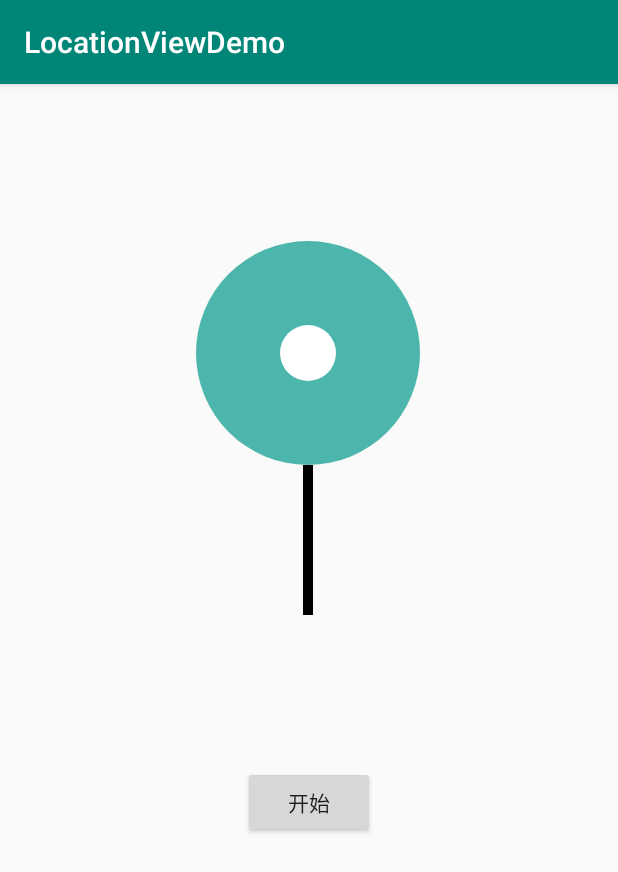
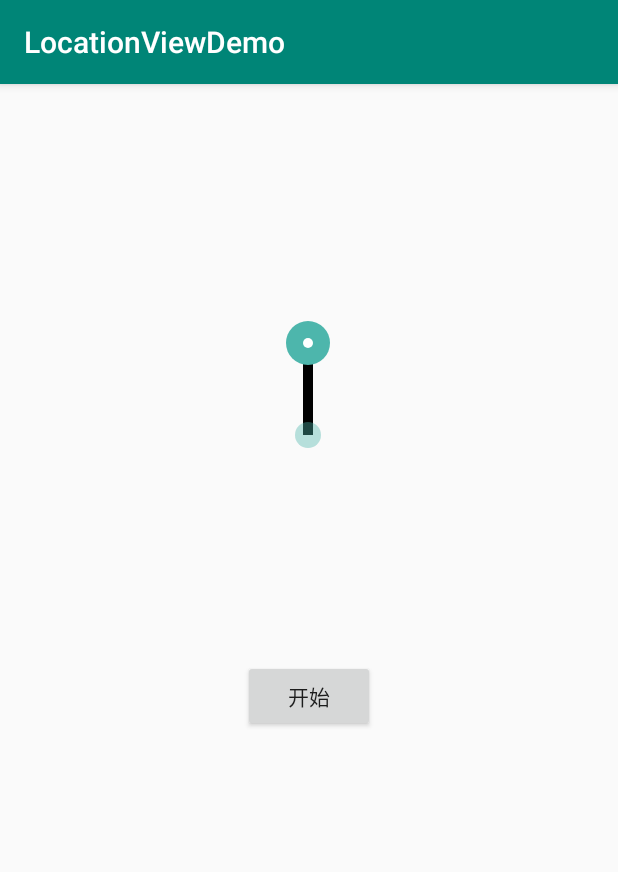
Before and after one commit to shiqizhenyes/LocationViewDemo, an Android app: the screen it shows after launch (MainActivity), after a tap on "开始", on a phone screen of 412 x 824 dp. Shown: the top 872 px of the screen. Run offline under Robolectric (Android 15) with nearby library versions, the phone set to English and light mode, and no system bars.

Commit message:
重构测量方法，添加水波纹控制属性，添加动画风格属性，添加注释

```diff
--- a/app/src/main/java/me/nice/locationviewdemo/LocationView.java
+++ b/app/src/main/java/me/nice/locationviewdemo/LocationView.java
@@ -23,19 +23,23 @@ public class LocationView extends View {
     private int outColor;
     private int insideColor;
     private int lineColor;
-    private int during;
+    private int jumpStyle;
+    private int zoomStyle;
     private int DEFAULT_DURING = 1000;
+    private boolean waterWave = true;
+
     private Paint outPaint;
     private Paint insidePaint;
     private Paint linePaint;
     private Paint wavePaint;
     private int outRadius;
-    private int circleHeigh;
     private int inSideRadius;
     private int waveRadius = 100;
     private int centerX;
     private int centerY;
     private int lineHeight = 150;
+
+    private final double goldenSection = 0.618;
 
 
     public LocationView(Context context) {
@@ -74,17 +78,28 @@ public class LocationView extends View {
                             .requireNonNull(typedArray.getColorStateList(i))
                             .getColorForState(getDrawableState(), 0);
                     break;
-                case R.styleable.LocationView_during:
-                    during = typedArray.getInt(i, DEFAULT_DURING);
+
+                case R.styleable.LocationView_waterWave:
+                    waterWave = typedArray.getBoolean(i, waterWave);
+                    break;
+                case R.styleable.LocationView_jumpStyle:
+                    jumpStyle = typedArray.getInt(i, context.getResources().getInteger(R.integer.DIDI));
+                    break;
+
+                case R.styleable.LocationView_zoomStyle:
+                    zoomStyle = typedArray.getInt(i, context.getResources().getInteger(R.integer.MO_BAI));
+                    break;
+                default:
                     break;
             }
-
         }
-
         initPaint();
     }
 
 
+    /**
+     * 初始化画笔
+     */
     private void initPaint() {
         outPaint = new Paint();
         insidePaint = new Paint();
@@ -102,101 +117,118 @@ public class LocationView extends View {
         wavePaint.setAlpha(100);
     }
 
+    private int lineStarY;
+    private int lineEndY;
+    private int waveMaxRadius;
+
     @Override
     protected void onSizeChanged(int w, int h, int oldw, int oldh) {
         super.onSizeChanged(w, h, oldw, oldh);
-        outRadius = w / 2;
+
+        outRadius = (int) (w / 4 * goldenSection);
+        waveRadius = (int) (outRadius * goldenSection);
+        waveMaxRadius = (int) (w * goldenSection);
+
         inSideRadius = outRadius / 4;
         centerX = w / 2;
         centerY = h / 2;
-        circleHeigh = w / 2;
+        lineHeight = (int) (w * goldenSection);
+        lineStarY = centerX + getPaddingTop();
+        lineEndY = centerX + getPaddingTop() + lineHeight;
     }
+
 
     @Override
     protected void onMeasure(int widthMeasureSpec, int heightMeasureSpec) {
         super.onMeasure(widthMeasureSpec, heightMeasureSpec);
-        int width = measureWidth(getSuggestedMinimumWidth(), widthMeasureSpec);
-        int height = measureHeight(getSuggestedMinimumHeight(), heightMeasureSpec);
+
+        int withMode = MeasureSpec.getMode(widthMeasureSpec);
+        int withSpecSize = MeasureSpec.getSize(widthMeasureSpec);
+
+        int heightMode = MeasureSpec.getMode(heightMeasureSpec);
+        int heightSpecSize = MeasureSpec.getSize(heightMeasureSpec);
+
+        int width;
+        int height;
+
+        if (withMode == MeasureSpec.AT_MOST && heightMode == MeasureSpec.AT_MOST) {
+            width = dip2px(getContext(), 120);
+            height = (int) (width / goldenSection);
+        }else if (withMode == MeasureSpec.AT_MOST && heightMode == MeasureSpec.EXACTLY){
+            height = heightSpecSize;
+            width = (int) (height * goldenSection);
+        }else if (heightMode == MeasureSpec.AT_MOST && withMode == MeasureSpec.EXACTLY) {
+            width = withSpecSize;
+            height = (int) (width / goldenSection);
+        }else {
+            width = withSpecSize;
+            height = heightSpecSize;
+        }
+
         setMeasuredDimension(width, height);
     }
 
-    private int measureWidth(int defaultWidth, int measereSpec) {
-        int specMode = MeasureSpec.getMode(measereSpec);
-        int specSize = MeasureSpec.getSize(measereSpec);
-        switch (specMode) {
-            case MeasureSpec.AT_MOST:
-                defaultWidth = dip2px(getContext(), 150);
-                break;
-            case MeasureSpec.EXACTLY:
-                defaultWidth = specSize;
-                break;
-            case MeasureSpec.UNSPECIFIED:
-                defaultWidth = Math.max(defaultWidth, specSize);
-                break;
-        }
-        return defaultWidth;
-    }
 
-    private int measureHeight(int defaultHeight, int measereSpec) {
-        int specMode = MeasureSpec.getMode(measereSpec);
-        int specSize = MeasureSpec.getSize(measereSpec);
-        switch (specMode) {
-            case MeasureSpec.AT_MOST:
-                defaultHeight = dip2px(getContext(), 250);
-                break;
-            case MeasureSpec.EXACTLY:
-                defaultHeight = specSize;
-                break;
-            case MeasureSpec.UNSPECIFIED:
-                defaultHeight = Math.max(defaultHeight, specSize);
-                break;
-        }
-        return defaultHeight;
-    }
 
     @Override
     protected void onDraw(Canvas canvas) {
         super.onDraw(canvas);
+
         drawLine(canvas);
-        canvas.drawCircle(centerX, circleHeigh, outRadius, outPaint);
-        canvas.drawCircle(centerX, circleHeigh, inSideRadius, insidePaint);
+
+        canvas.drawCircle(centerX + getPaddingLeft(), centerX + getPaddingTop(), outRadius, outPaint);
+        canvas.drawCircle(centerX + getPaddingLeft(), centerX + getPaddingTop(),  inSideRadius, insidePaint);
+
         drawWave(canvas);
+    }
 
 
+    @Override
+    protected void onDetachedFromWindow() {
+        super.onDetachedFromWindow();
+    }
 
-    }
 
     public int dip2px(Context context, float dpValue) {
         final float scale = context.getResources().getDisplayMetrics().density;
         return (int) (dpValue * scale + 0.5f);
     }
 
+//    public int px2dip(Context context, float pxValue) {
+//        final float scale = context.getResources().getDisplayMetrics().density;
+//        return (int) (pxValue / scale + 0.5f);
+//    }
 
-    public int px2dip(Context context, float pxValue) {
-        final float scale = context.getResources().getDisplayMetrics().density;
-        return (int) (pxValue / scale + 0.5f);
+    /**
+     * 画线
+     * @param canvas
+     */
+    private void drawLine(Canvas canvas) {
+        canvas.drawLine(centerX + getPaddingLeft(), lineStarY,
+                centerX + getPaddingLeft(), lineEndY, linePaint);
     }
 
-    private void drawLine(Canvas canvas) {
-        canvas.drawLine(centerX, circleHeigh * 2, centerX, circleHeigh * 2 + lineHeight, linePaint);
+    /**
+     * 绘制水波纹
+     * @param canvas
+     */
+    private void drawWave(Canvas canvas) {
+
+        canvas.drawCircle(centerX + getPaddingLeft(), lineEndY, waveRadius, wavePaint);
 
     }
 
+    ValueAnimator outValueAnimator;
 
-    private void drawWave(Canvas canvas) {
-
-        canvas.drawCircle(centerX, outRadius * 2 + lineHeight, waveRadius, wavePaint);
-
-    }
-
-    ValueAnimator valueAnimator;
-
-    public void startAnimation() {
-        if (valueAnimator!=null&&valueAnimator.isRunning()) {
+    /**
+     * 开始外圆动画
+     */
+    public void startOutAnimation() {
+        if (outValueAnimator!=null&&outValueAnimator.isRunning()) {
             return;
         }
-        valueAnimator = ValueAnimator.ofInt(outRadius / 4, outRadius - 10);
-        valueAnimator.addUpdateListener(new ValueAnimator.AnimatorUpdateListener() {
+        outValueAnimator = ValueAnimator.ofInt(outRadius / 4, outRadius - 10);
+        outValueAnimator.addUpdateListener(new ValueAnimator.AnimatorUpdateListener() {
             @Override
             public void onAnimationUpdate(ValueAnimator animation) {
                 inSideRadius = (int) animation.getAnimatedValue();
@@ -206,56 +238,56 @@ public class LocationView extends View {
 
         });
 
-        valueAnimator.addListener(new AnimatorListenerAdapter() {
+        outValueAnimator.addListener(new AnimatorListenerAdapter() {
 
             @Override
             public void onAnimationStart(Animator animation) {
                 super.onAnimationStart(animation);
-                startWaveAnimation();
+//                startWaveAnimation();
             }
 
             @Override
             public void onAnimationEnd(Animator animation) {
                 super.onAnimationEnd(animation);
                 startInsideAnimation();
-
             }
-
-
         });
-        ValueAnimator.setFrameDelay(during);
-        valueAnimator.start();
+        ValueAnimator.setFrameDelay(1000);
+        outValueAnimator.start();
     }
 
-    private void startJump() {
-        ValueAnimator valueAnimator = ValueAnimator.ofInt(circleHeigh,circleHeigh - 25, circleHeigh);
-        valueAnimator.addUpdateListener(new ValueAnimator.AnimatorUpdateListener() {
-            @Override
-            public void onAnimationUpdate(ValueAnimator animation) {
-                circleHeigh = (int) animation.getAnimatedValue();
-                Log.d("deling", "circleHeigh动画的值 " + String.valueOf(animation.getAnimatedValue()));
-                invalidate();
-            }
-        });
-        valueAnimator.addListener(new AnimatorListenerAdapter() {
-            @Override
-            public void onAnimationEnd(Animator animation) {
-                super.onAnimationEnd(animation);
-            }
+//    private void startJump() {
+//        ValueAnimator valueAnimator = ValueAnimator.ofInt(circleHeigh,circleHeigh - 25, circleHeigh);
+//        valueAnimator.addUpdateListener(new ValueAnimator.AnimatorUpdateListener() {
+//            @Override
+//            public void onAnimationUpdate(ValueAnimator animation) {
+//                circleHeigh = (int) animation.getAnimatedValue();
+//                Log.d("deling", "circleHeigh动画的值 " + String.valueOf(animation.getAnimatedValue()));
+//                invalidate();
+//            }
+//        });
+//        valueAnimator.addListener(new AnimatorListenerAdapter() {
+//            @Override
+//            public void onAnimationEnd(Animator animation) {
+//                super.onAnimationEnd(animation);
+//            }
+//
+//            @Override
+//            public void onAnimationStart(Animator animation) {
+//                super.onAnimationStart(animation);
+//            }
+//        });
+//
+//        ValueAnimator.setFrameDelay(1000);
+//        valueAnimator.start();
+//    }
 
-            @Override
-            public void onAnimationStart(Animator animation) {
-                super.onAnimationStart(animation);
-            }
-        });
+    /**
+     * 开始内圆动画
+     */
+    public void startInsideAnimation() {
 
-        ValueAnimator.setFrameDelay(1000);
-        valueAnimator.start();
-    }
-
-    public void startInsideAnimation() {
         ValueAnimator valueAnimator = ValueAnimator.ofInt(outRadius - 10, outRadius / 4);
-
         valueAnimator.addUpdateListener(new ValueAnimator.AnimatorUpdateListener() {
             @Override
             public void onAnimationUpdate(ValueAnimator animation) {
@@ -268,7 +300,7 @@ public class LocationView extends View {
             @Override
             public void onAnimationEnd(Animator animation) {
                 super.onAnimationEnd(animation);
-                startJump();
+//                startJump();
             }
 
             @Override
@@ -277,15 +309,18 @@ public class LocationView extends View {
             }
         });
 
-        ValueAnimator.setFrameDelay(1000);
+        ValueAnimator.setFrameDelay(800);
         valueAnimator.start();
 
     }
 
 
+    /**
+     * 开始水波纹动画
+     */
     public void startWaveAnimation() {
 
-        ValueAnimator valueAnimator = ValueAnimator.ofInt(waveRadius, waveRadius * 2);
+        ValueAnimator valueAnimator = ValueAnimator.ofInt(waveRadius, waveMaxRadius);
 
         valueAnimator.addUpdateListener(new ValueAnimator.AnimatorUpdateListener() {
             @Override
@@ -307,12 +342,13 @@ public class LocationView extends View {
                 startWaveColorAnimation();
             }
         });
-
-        ValueAnimator.setFrameDelay(1000);
+        valueAnimator.setDuration(800);
         valueAnimator.start();
-
     }
 
+    /**
+     * 开始水波纹颜色动画
+     */
     public void startWaveColorAnimation() {
 
         ValueAnimator valueAnimator = ValueAnimator.ofInt(100, 0);
@@ -329,7 +365,7 @@ public class LocationView extends View {
             @Override
             public void onAnimationEnd(Animator animation) {
                 super.onAnimationEnd(animation);
-                waveRadius = 100;
+                waveRadius = (int) (outRadius * goldenSection);
             }
 
             @Override
@@ -337,10 +373,44 @@ public class LocationView extends View {
                 super.onAnimationStart(animation);
             }
         });
-
-        ValueAnimator.setFrameDelay(1000);
+        valueAnimator.setDuration(800);
         valueAnimator.start();
     }
 
 
+    /**
+     * 滴滴风格缩放
+     */
+    public void startZoomDiDiStyleAnimation() {
+
+
+    }
+
+
+    /**
+     * 摩拜风格缩放
+     */
+    public void startZoomMoBaiStyleAnimation() {
+
+
+    }
+
+
+    /**
+     * 滴滴风格跳动
+     */
+    public void startJumpDiDiStyleAnimation() {
+
+
+    }
+
+
+    /**
+     * 通用跳动
+     */
+    public void startJumpCommonAnimation() {
+
+
+    }
+
 }
--- a/app/src/main/java/me/nice/locationviewdemo/MainActivity.java
+++ b/app/src/main/java/me/nice/locationviewdemo/MainActivity.java
@@ -23,6 +23,6 @@ public class MainActivity extends AppCompatActivity implements View.OnClickListe
 
     @Override
     public void onClick(View v) {
-        locationView.startAnimation();
+        locationView.startOutAnimation();
     }
 }
--- a/app/src/main/res/layout/activity_main.xml
+++ b/app/src/main/res/layout/activity_main.xml
@@ -6,15 +6,16 @@
     android:layout_height="match_parent"
     tools:context=".MainActivity">
 
-
     <me.nice.locationviewdemo.LocationView
         android:id="@+id/locationView"
-        android:layout_width="wrap_content"
+        android:layout_width="100dp"
         android:layout_height="wrap_content"
-        app:during="3000"
         app:lineColor="@color/res_md_black"
         app:insideColor="@color/res_md_white"
         app:outColor="@color/res_md_teal_300"
+        app:jumpStyle="@integer/DIDI"
+        app:zoomStyle="@integer/MO_BAI"
+        app:waterWave="true"
         app:layout_constraintBottom_toBottomOf="parent"
         app:layout_constraintEnd_toEndOf="parent"
         app:layout_constraintHorizontal_bias="0.498"
--- a/app/src/main/res/values/attrs.xml
+++ b/app/src/main/res/values/attrs.xml
@@ -5,7 +5,24 @@
         <attr name="outColor" format="color"/>
         <attr name="insideColor" format="color"/>
         <attr name="lineColor" format="color"/>
-        <attr name="during" format="integer"/>
+        <attr name="waterWave" format="boolean"/>
+        <attr name="jumpStyle" format="integer"/>
+        <attr name="zoomStyle" format="integer"/>
     </declare-styleable>
 
+
+    <integer name="DIDI">101</integer>
+    <integer name="COMMON">102</integer>
+    <integer name="MO_BAI">102</integer>
+
+    <integer-array name="jumpStyle">
+        <item>@integer/DIDI</item>
+        <item>@integer/COMMON</item>
+    </integer-array>
+
+    <integer-array name="zoomStyle">
+        <item>@integer/DIDI</item>
+        <item>@integer/MO_BAI</item>
+    </integer-array>
+
 </resources>
```
